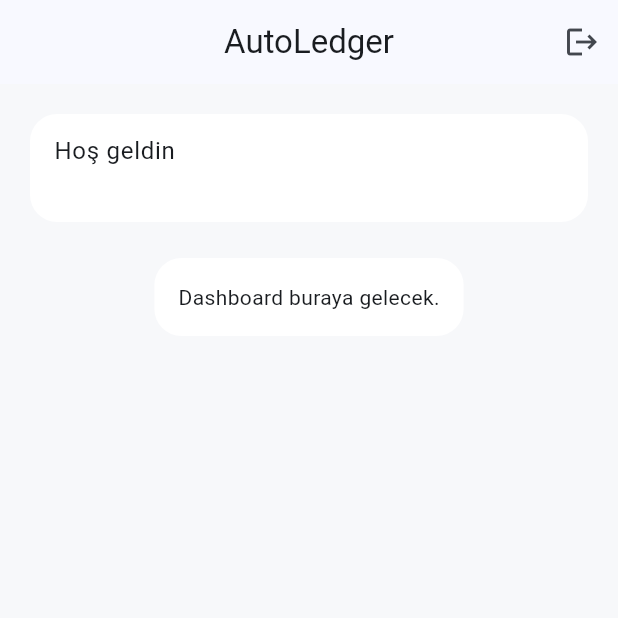
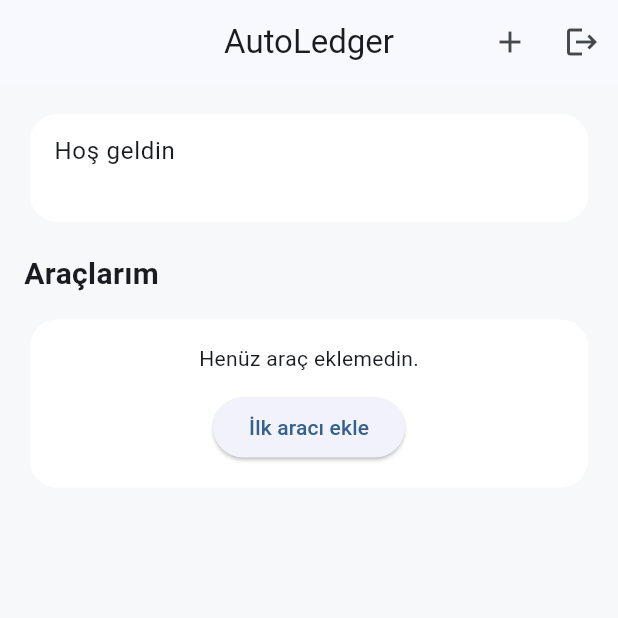
Before and after one commit to mertdalak/AutoLedger, a Flutter app: the screen it shows once a user with an empty profile is signed in, after a tap on the "logout" icon, on a phone screen of 412 x 824 dp, the top half of it. Run offline on Flutter 3.47's test engine with Material 3 defaults, Android fonts, the phone set to English and light mode, and no system bars; our stand-ins replace flutter_riverpod, go_router, supabase_flutter; accounts and stored records are empty; network calls fail.

Commit message:
feat: complete day 2 vehicle management and profile display flow

```diff
--- a/lib/features/dashboard/presentation/dashboard_page.dart
+++ b/lib/features/dashboard/presentation/dashboard_page.dart
@@ -1,8 +1,86 @@
+import 'package:autoledger/features/vehicles/data/vehicle_service.dart';
+import 'package:autoledger/features/vehicles/domain/vehicle.dart';
+import 'package:autoledger/features/vehicles/presentation/add_vehicle_page.dart';
 import 'package:flutter/material.dart';
 import 'package:supabase_flutter/supabase_flutter.dart';
+import 'package:intl/intl.dart';
 
-class DashboardPage extends StatelessWidget {
+class DashboardPage extends StatefulWidget {
   const DashboardPage({super.key});
+
+  @override
+  State<DashboardPage> createState() => _DashboardPageState();
+}
+
+class _DashboardPageState extends State<DashboardPage> {
+  final vehicleService = VehicleService();
+final NumberFormat kmFormatter = NumberFormat('#,###', 'tr_TR');
+
+  List<Vehicle> vehicles = [];
+  bool isLoading = true;
+  String? fullName;
+
+  @override
+  void initState() {
+    super.initState();
+    loadPage();
+  }
+
+  Future<void> loadPage() async {
+    await Future.wait([
+      loadVehicles(),
+      loadProfile(),
+    ]);
+  }
+
+  Future<void> loadProfile() async {
+    try {
+      final user = Supabase.instance.client.auth.currentUser;
+
+      if (user == null) return;
+
+      final response = await Supabase.instance.client
+          .from('profiles')
+          .select('full_name')
+          .eq('id', user.id)
+          .maybeSingle();
+
+      if (mounted) {
+        setState(() {
+          fullName = response?['full_name'];
+        });
+      }
+    } catch (_) {}
+  }
+
+  Future<void> loadVehicles() async {
+    try {
+      setState(() => isLoading = true);
+      final data = await vehicleService.getVehicles();
+      setState(() => vehicles = data);
+    } catch (e) {
+      ScaffoldMessenger.of(context).showSnackBar(
+        SnackBar(content: Text('Araçlar yüklenemedi: $e')),
+      );
+    } finally {
+      if (mounted) {
+        setState(() => isLoading = false);
+      }
+    }
+  }
+
+  Future<void> goToAddVehicle() async {
+    final result = await Navigator.push(
+      context,
+      MaterialPageRoute(
+        builder: (_) => const AddVehiclePage(),
+      ),
+    );
+
+    if (result == true) {
+      await loadVehicles();
+    }
+  }
 
   @override
   Widget build(BuildContext context) {
@@ -13,6 +91,10 @@ class DashboardPage extends StatelessWidget {
         title: const Text('AutoLedger'),
         actions: [
           IconButton(
+            onPressed: goToAddVehicle,
+            icon: const Icon(Icons.add),
+          ),
+          IconButton(
             onPressed: () async {
               await Supabase.instance.client.auth.signOut();
             },
@@ -20,23 +102,71 @@ class DashboardPage extends StatelessWidget {
           ),
         ],
       ),
-      body: Padding(
-        padding: const EdgeInsets.all(16),
-        child: Column(
+      body: RefreshIndicator(
+        onRefresh: loadPage,
+        child: ListView(
+          padding: const EdgeInsets.all(16),
           children: [
             Card(
               child: ListTile(
                 title: const Text('Hoş geldin'),
-                subtitle: Text(user?.email ?? 'Kullanıcı'),
+                subtitle: Text(
+                  fullName?.isNotEmpty == true
+                      ? fullName!
+                      : (user?.email ?? 'Kullanıcı'),
+                ),
               ),
             ),
             const SizedBox(height: 16),
-            const Card(
-              child: Padding(
-                padding: EdgeInsets.all(16),
-                child: Text('Dashboard buraya gelecek.'),
+            const Text(
+              'Araçlarım',
+              style: TextStyle(
+                fontSize: 20,
+                fontWeight: FontWeight.bold,
               ),
             ),
+            const SizedBox(height: 12),
+            if (isLoading)
+              const Center(
+                child: Padding(
+                  padding: EdgeInsets.all(24),
+                  child: CircularProgressIndicator(),
+                ),
+              )
+            else if (vehicles.isEmpty)
+              Card(
+                child: Padding(
+                  padding: const EdgeInsets.all(16),
+                  child: Column(
+                    children: [
+                      const Text('Henüz araç eklemedin.'),
+                      const SizedBox(height: 12),
+                      ElevatedButton(
+                        onPressed: goToAddVehicle,
+                        child: const Text('İlk aracı ekle'),
+                      ),
+                    ],
+                  ),
+                ),
+              )
+            else
+              ...vehicles.map(
+                (vehicle) => Padding(
+                  padding: const EdgeInsets.only(bottom: 12),
+                  child: Card(
+                    child: ListTile(
+                      title: Text('${vehicle.brand} ${vehicle.model}'),
+                      subtitle: Text(
+  '${vehicle.year} • ${vehicle.fuelType} • ${kmFormatter.format(vehicle.currentKm).replaceAll(',', '.')} km',
+),
+                      trailing: vehicle.nickname != null &&
+                              vehicle.nickname!.isNotEmpty
+                          ? Text(vehicle.nickname!)
+                          : null,
+                    ),
+                  ),
+                ),
+              ),
           ],
         ),
       ),
--- /dev/null
+++ b/lib/features/vehicles/data/vehicle_service.dart
@@ -0,0 +1,51 @@
+import 'package:autoledger/features/vehicles/domain/vehicle.dart';
+import 'package:supabase_flutter/supabase_flutter.dart';
+
+class VehicleService {
+  final _client = Supabase.instance.client;
+
+  Future<void> addVehicle({
+    required String brand,
+    required String model,
+    required int year,
+    String? nickname,
+    String? plateAlias,
+    required String fuelType,
+    required int currentKm,
+  }) async {
+    final user = _client.auth.currentUser;
+
+    if (user == null) {
+      throw Exception('Kullanıcı bulunamadı.');
+    }
+
+    await _client.from('vehicles').insert({
+      'user_id': user.id,
+      'brand': brand,
+      'model': model,
+      'year': year,
+      'nickname': nickname?.trim().isEmpty == true ? null : nickname?.trim(),
+      'plate_alias': plateAlias?.trim().isEmpty == true ? null : plateAlias?.trim(),
+      'fuel_type': fuelType,
+      'current_km': currentKm,
+    });
+  }
+
+  Future<List<Vehicle>> getVehicles() async {
+    final user = _client.auth.currentUser;
+
+    if (user == null) {
+      throw Exception('Kullanıcı bulunamadı.');
+    }
+
+    final response = await _client
+        .from('vehicles')
+        .select()
+        .eq('user_id', user.id)
+        .order('created_at', ascending: false);
+
+    return (response as List)
+        .map((item) => Vehicle.fromMap(item as Map<String, dynamic>))
+        .toList();
+  }
+}
--- /dev/null
+++ b/lib/features/vehicles/domain/vehicle.dart
@@ -0,0 +1,43 @@
+class Vehicle {
+  final String id;
+  final String userId;
+  final String brand;
+  final String model;
+  final int year;
+  final String? nickname;
+  final String? plateAlias;
+  final String fuelType;
+  final int currentKm;
+  final DateTime createdAt;
+  final DateTime updatedAt;
+
+  Vehicle({
+    required this.id,
+    required this.userId,
+    required this.brand,
+    required this.model,
+    required this.year,
+    required this.nickname,
+    required this.plateAlias,
+    required this.fuelType,
+    required this.currentKm,
+    required this.createdAt,
+    required this.updatedAt,
+  });
+
+  factory Vehicle.fromMap(Map<String, dynamic> map) {
+    return Vehicle(
+      id: map['id'] as String,
+      userId: map['user_id'] as String,
+      brand: map['brand'] as String,
+      model: map['model'] as String,
+      year: map['year'] as int,
+      nickname: map['nickname'] as String?,
+      plateAlias: map['plate_alias'] as String?,
+      fuelType: map['fuel_type'] as String,
+      currentKm: map['current_km'] as int,
+      createdAt: DateTime.parse(map['created_at'] as String),
+      updatedAt: DateTime.parse(map['updated_at'] as String),
+    );
+  }
+}
```
Also changed, not shown: lib/core/formatters/thousands_separator_input_formatter.dart (added, +26 -0 lines), lib/features/auth/presentation/register_page.dart (+29 -2 lines), lib/features/vehicles/presentation/add_vehicle_page.dart (added, +181 -0 lines).
